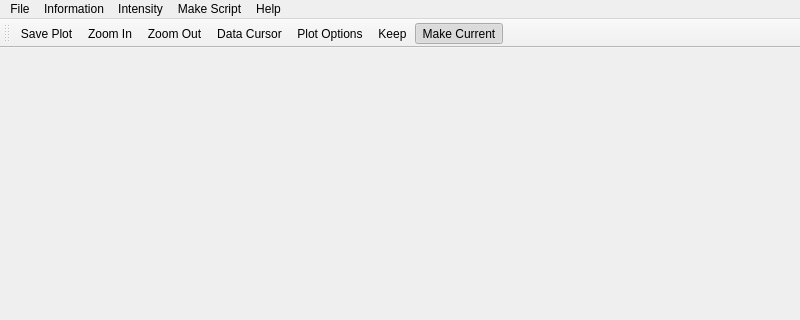
This is plotting/plot_window/plot_window.ui in mantidproject/mslice as Qt 5 draws it before an edit; both pictures show x 0 to 800 and y 0 to 320 of the 800 by 591 pixel window. The edited form follows.
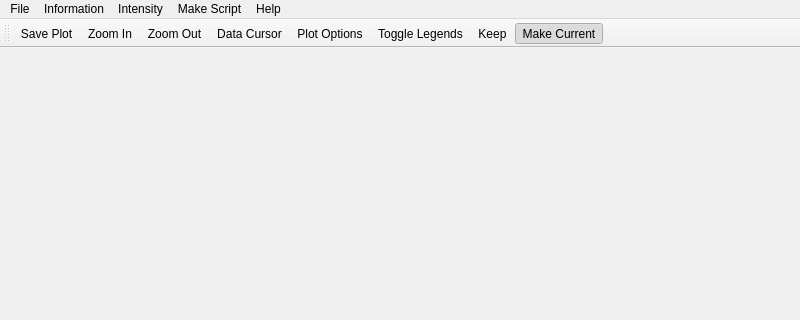
This is the edited form.

Commit message: Implemented toggle legends

The edit to the form file:
```diff
--- a/plotting/plot_window/plot_window.ui
+++ b/plotting/plot_window/plot_window.ui
@@ -72,6 +72,7 @@
    <addaction name="actionZoom_Out"/>
    <addaction name="actionDataCursor"/>
    <addaction name="actionPlotOptions"/>
+   <addaction name="actionToggleLegends"/>
    <addaction name="actionKeep"/>
    <addaction name="actionMakeCurrent"/>
   </widget>
@@ -141,6 +142,11 @@
     <string>Plot Options</string>
    </property>
   </action>
+  <action name="actionToggleLegends">
+   <property name="text">
+    <string>Toggle Legends</string>
+   </property>
+  </action>
  </widget>
  <resources/>
  <connections/>
```
The commit also changes 1 other file.
